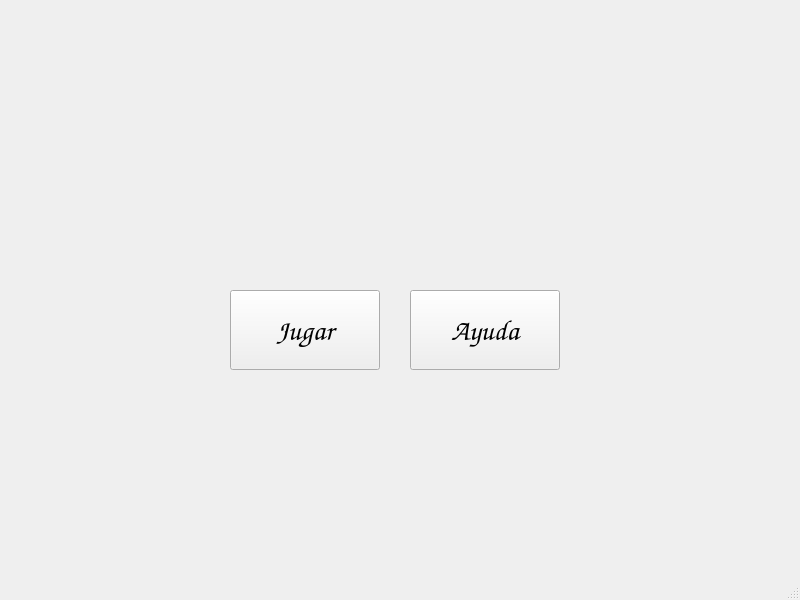
Old version of the form Game_revenge_of_it/mainwindow.ui in the repository SebastianOOU/Revenge-of-it.
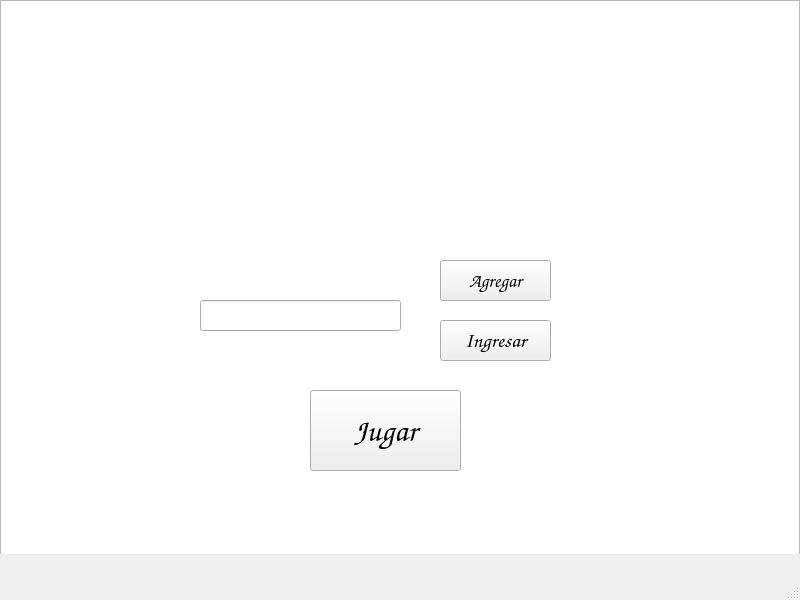
New version of the form.

Patch:
```diff
--- a/Game_revenge_of_it/mainwindow.ui
+++ b/Game_revenge_of_it/mainwindow.ui
@@ -10,60 +10,123 @@
     <height>600</height>
    </rect>
   </property>
+  <property name="font">
+   <font>
+    <family>Comic Sans MS</family>
+    <pointsize>24</pointsize>
+    <bold>true</bold>
+   </font>
+  </property>
   <property name="windowTitle">
    <string>MainWindow</string>
   </property>
   <widget class="QWidget" name="centralwidget">
-   <widget class="QPushButton" name="pushButton">
+   <widget class="QLineEdit" name="entradaNombre">
     <property name="geometry">
      <rect>
-      <x>230</x>
-      <y>290</y>
-      <width>150</width>
-      <height>80</height>
+      <x>200</x>
+      <y>300</y>
+      <width>201</width>
+      <height>31</height>
      </rect>
     </property>
     <property name="font">
      <font>
       <family>Comic Sans MS</family>
-      <pointsize>22</pointsize>
+      <pointsize>14</pointsize>
+      <bold>false</bold>
+     </font>
+    </property>
+   </widget>
+   <widget class="QGraphicsView" name="graphicsView">
+    <property name="geometry">
+     <rect>
+      <x>0</x>
+      <y>0</y>
+      <width>800</width>
+      <height>620</height>
+     </rect>
+    </property>
+   </widget>
+   <widget class="QPushButton" name="botonAgregar">
+    <property name="geometry">
+     <rect>
+      <x>440</x>
+      <y>260</y>
+      <width>111</width>
+      <height>41</height>
+     </rect>
+    </property>
+    <property name="font">
+     <font>
+      <family>Comic Sans MS</family>
+      <pointsize>14</pointsize>
       <bold>true</bold>
      </font>
+    </property>
+    <property name="cursor">
+     <cursorShape>PointingHandCursor</cursorShape>
+    </property>
+    <property name="text">
+     <string>Agregar</string>
+    </property>
+   </widget>
+   <widget class="QPushButton" name="botonJugar">
+    <property name="geometry">
+     <rect>
+      <x>310</x>
+      <y>390</y>
+      <width>151</width>
+      <height>81</height>
+     </rect>
+    </property>
+    <property name="cursor">
+     <cursorShape>PointingHandCursor</cursorShape>
     </property>
     <property name="text">
      <string>Jugar</string>
     </property>
+    <property name="autoRepeat">
+     <bool>false</bool>
+    </property>
+    <property name="autoExclusive">
+     <bool>false</bool>
+    </property>
+    <property name="autoDefault">
+     <bool>false</bool>
+    </property>
+    <property name="default">
+     <bool>false</bool>
+    </property>
+    <property name="flat">
+     <bool>false</bool>
+    </property>
    </widget>
-   <widget class="QPushButton" name="pushButton_2">
+   <widget class="QPushButton" name="botonIngresar">
     <property name="geometry">
      <rect>
-      <x>410</x>
-      <y>290</y>
-      <width>150</width>
-      <height>80</height>
+      <x>440</x>
+      <y>320</y>
+      <width>111</width>
+      <height>41</height>
      </rect>
     </property>
     <property name="font">
      <font>
       <family>Comic Sans MS</family>
-      <pointsize>22</pointsize>
+      <pointsize>16</pointsize>
       <bold>true</bold>
      </font>
     </property>
     <property name="text">
-     <string>Ayuda</string>
+     <string>Ingresar</string>
     </property>
    </widget>
-  </widget>
-  <widget class="QMenuBar" name="menubar">
-   <property name="geometry">
-    <rect>
-     <x>0</x>
-     <y>0</y>
-     <width>800</width>
-     <height>21</height>
-    </rect>
-   </property>
+   <zorder>graphicsView</zorder>
+   <zorder>entradaNombre</zorder>
+   <zorder>botonAgregar</zorder>
+   <zorder>botonJugar</zorder>
+   <zorder>botonIngresar</zorder>
   </widget>
   <widget class="QStatusBar" name="statusbar"/>
  </widget>
```
